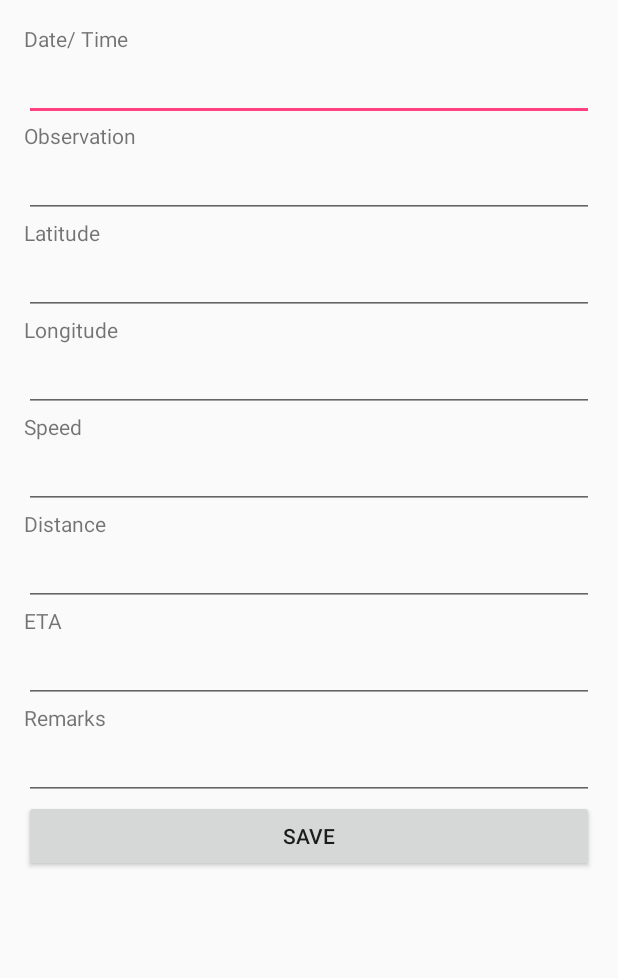
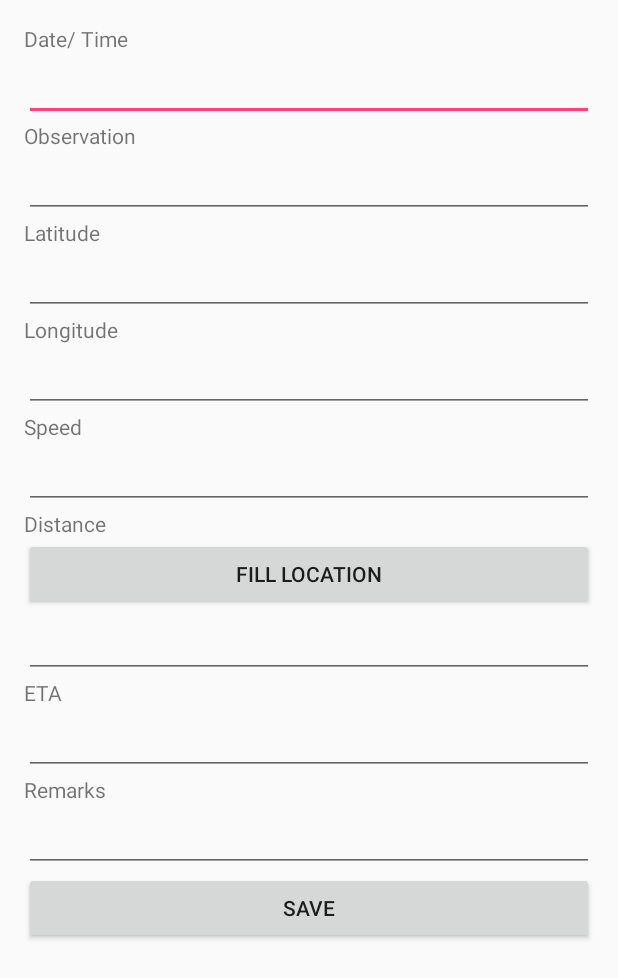
Before and after one commit to etenoch/DeckLog, an Android app: the layout activity_log_details.xml on its own in the app's theme, with its tools: preview values and no code run, on a phone screen of 412 x 824 dp. Shown: the top 978 px of the screen. Run offline under Robolectric (Android 15) with nearby library versions, the phone set to English and light mode, and no system bars.

Commit message:
first commit

```diff
--- a/app/src/main/AndroidManifest.xml
+++ b/app/src/main/AndroidManifest.xml
@@ -1,6 +1,10 @@
 <?xml version="1.0" encoding="utf-8"?>
 <manifest xmlns:android="http://schemas.android.com/apk/res/android"
     package="com.enochtam.decklog" >
+
+    <uses-permission android:name="android.permission.ACCESS_FINE_LOCATION"/>
+    <uses-permission android:name="android.permission.ACCESS_COARSE_LOCATION"/>
+
 
     <application
         android:allowBackup="true"
--- a/app/src/main/res/layout/activity_log_details.xml
+++ b/app/src/main/res/layout/activity_log_details.xml
@@ -73,6 +73,12 @@
             android:layout_width="fill_parent"
             android:layout_height="wrap_content" />
 
+        <Button
+            android:text="Fill Location"
+            android:onClick="getCoordinates"
+            android:layout_width="fill_parent"
+            android:layout_height="wrap_content" />
+
         <EditText
             android:id="@+id/distance"
             android:inputType="numberDecimal"
@@ -104,6 +110,7 @@
 
         <Button
             android:id="@+id/saveDetails"
+            android:onClick="saveDetails"
             android:text="Save"
             android:layout_width="fill_parent"
             android:layout_height="wrap_content"
```
Also changed, not shown: app/src/main/java/com/enochtam/decklog/LogDetails.java (+60 -1 lines).
